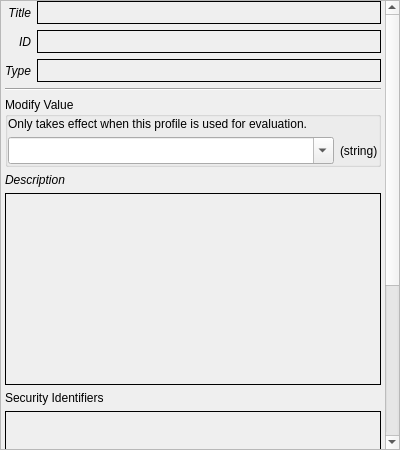
The window that src/ui/XCCDFItemPropertiesDockWidget.ui (eurolinux-enterprise-linux-sources/scap-workbench) describes before a commit, drawn with Qt 5.
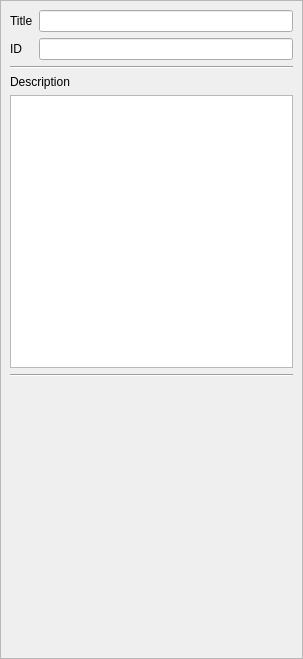
The same window after the commit.

```diff
--- a/src/ui/XCCDFItemPropertiesDockWidget.ui
+++ b/src/ui/XCCDFItemPropertiesDockWidget.ui
@@ -6,16 +6,10 @@
    <rect>
     <x>0</x>
     <y>0</y>
-    <width>400</width>
-    <height>450</height>
+    <width>303</width>
+    <height>659</height>
    </rect>
   </property>
-  <property name="minimumSize">
-   <size>
-    <width>400</width>
-    <height>104</height>
-   </size>
-  </property>
   <property name="windowTitle">
    <string>Selected Item Properties</string>
   </property>
@@ -33,326 +27,87 @@
        <property name="geometry">
         <rect>
          <x>0</x>
-         <y>-281</y>
-         <width>381</width>
-         <height>704</height>
+         <y>0</y>
+         <width>291</width>
+         <height>628</height>
         </rect>
        </property>
        <layout class="QGridLayout" name="gridLayout_2">
-        <property name="leftMargin">
-         <number>4</number>
-        </property>
-        <property name="topMargin">
-         <number>0</number>
-        </property>
-        <property name="rightMargin">
-         <number>4</number>
-        </property>
-        <property name="bottomMargin">
-         <number>0</number>
-        </property>
-        <item row="4" column="0" colspan="2">
+        <item row="2" column="0" colspan="2">
          <widget class="Line" name="line_2">
           <property name="orientation">
            <enum>Qt::Horizontal</enum>
           </property>
          </widget>
         </item>
+        <item row="1" column="0">
+         <widget class="QLabel" name="idLabel">
+          <property name="text">
+           <string>ID</string>
+          </property>
+          <property name="buddy">
+           <cstring>idLineEdit</cstring>
+          </property>
+         </widget>
+        </item>
         <item row="0" column="0">
          <widget class="QLabel" name="titleLabel">
-          <property name="font">
-           <font>
-            <italic>true</italic>
-           </font>
-          </property>
-          <property name="styleSheet">
-           <string notr="true"/>
-          </property>
           <property name="text">
            <string>Title</string>
           </property>
-          <property name="alignment">
-           <set>Qt::AlignRight|Qt::AlignTrailing|Qt::AlignVCenter</set>
-          </property>
-          <property name="margin">
-           <number>5</number>
-          </property>
           <property name="buddy">
            <cstring>titleLineEdit</cstring>
           </property>
          </widget>
         </item>
-        <item row="2" column="0">
-         <widget class="QLabel" name="label">
-          <property name="font">
-           <font>
-            <italic>true</italic>
-           </font>
-          </property>
-          <property name="styleSheet">
-           <string notr="true"/>
-          </property>
-          <property name="text">
-           <string>Type</string>
-          </property>
-          <property name="alignment">
-           <set>Qt::AlignRight|Qt::AlignTrailing|Qt::AlignVCenter</set>
-          </property>
-          <property name="margin">
-           <number>5</number>
-          </property>
-         </widget>
-        </item>
-        <item row="14" column="0" colspan="2">
-         <widget class="Line" name="line">
-          <property name="orientation">
-           <enum>Qt::Horizontal</enum>
-          </property>
-         </widget>
-        </item>
-        <item row="7" column="0" colspan="2">
-         <widget class="QTextBrowser" name="descriptionBrowser">
-          <property name="sizePolicy">
-           <sizepolicy hsizetype="Expanding" vsizetype="Expanding">
-            <horstretch>0</horstretch>
-            <verstretch>0</verstretch>
-           </sizepolicy>
-          </property>
-          <property name="styleSheet">
-           <string notr="true">QTextBrowser {border: 1px solid #000;
-background: transparent;}</string>
-          </property>
-         </widget>
-        </item>
-        <item row="8" column="0" colspan="2">
-         <widget class="QLabel" name="identsLabel">
-          <property name="text">
-           <string>Security Identifiers</string>
-          </property>
-         </widget>
-        </item>
-        <item row="1" column="1">
-         <widget class="QLineEdit" name="idLineEdit">
-          <property name="font">
-           <font>
-            <pointsize>12</pointsize>
-           </font>
-          </property>
-          <property name="styleSheet">
-           <string notr="true">border: 1px solid #000;
-background: transparent;</string>
-          </property>
-          <property name="frame">
-           <bool>true</bool>
-          </property>
-          <property name="readOnly">
-           <bool>true</bool>
-          </property>
-         </widget>
-        </item>
         <item row="0" column="1">
          <widget class="QLineEdit" name="titleLineEdit">
-          <property name="font">
-           <font>
-            <pointsize>12</pointsize>
-           </font>
-          </property>
-          <property name="styleSheet">
-           <string notr="true">border: 1px solid #000;
-background: transparent;</string>
-          </property>
-          <property name="frame">
+          <property name="readOnly">
            <bool>true</bool>
           </property>
+         </widget>
+        </item>
+        <item row="1" column="1">
+         <widget class="QLineEdit" name="idLineEdit">
           <property name="readOnly">
            <bool>true</bool>
           </property>
          </widget>
         </item>
-        <item row="10" column="0" colspan="2">
-         <widget class="QLabel" name="dependsOnValuesLabel">
-          <property name="text">
-           <string>Depends on Values</string>
+        <item row="4" column="0" colspan="2">
+         <widget class="QTextEdit" name="descriptionTextEdit">
+          <property name="readOnly">
+           <bool>true</bool>
           </property>
          </widget>
         </item>
         <item row="5" column="0" colspan="2">
-         <widget class="QGroupBox" name="valueGroupBox">
-          <property name="sizePolicy">
-           <sizepolicy hsizetype="Preferred" vsizetype="Minimum">
-            <horstretch>0</horstretch>
-            <verstretch>0</verstretch>
-           </sizepolicy>
-          </property>
-          <property name="title">
-           <string>Modify Value</string>
-          </property>
-          <property name="flat">
-           <bool>true</bool>
-          </property>
-          <property name="checkable">
-           <bool>false</bool>
-          </property>
-          <layout class="QGridLayout" name="gridLayout">
-           <property name="margin">
-            <number>0</number>
-           </property>
-           <item row="1" column="0">
-            <widget class="QComboBox" name="valueComboBox">
-             <property name="font">
-              <font>
-               <pointsize>12</pointsize>
-              </font>
-             </property>
-             <property name="editable">
-              <bool>true</bool>
-             </property>
-            </widget>
-           </item>
-           <item row="1" column="1">
-            <widget class="QLabel" name="valueTypeLabel">
-             <property name="sizePolicy">
-              <sizepolicy hsizetype="Fixed" vsizetype="Preferred">
-               <horstretch>0</horstretch>
-               <verstretch>0</verstretch>
-              </sizepolicy>
-             </property>
-             <property name="text">
-              <string>(string)</string>
-             </property>
-            </widget>
-           </item>
-           <item row="0" column="0" colspan="2">
-            <widget class="QLabel" name="label_2">
-             <property name="font">
-              <font>
-               <pointsize>9</pointsize>
-              </font>
-             </property>
-             <property name="text">
-              <string>Only takes effect when this profile is used for evaluation.</string>
-             </property>
-             <property name="wordWrap">
-              <bool>true</bool>
-             </property>
-            </widget>
-           </item>
-          </layout>
-         </widget>
-        </item>
-        <item row="1" column="0">
-         <widget class="QLabel" name="idLabel">
-          <property name="font">
-           <font>
-            <italic>true</italic>
-           </font>
-          </property>
-          <property name="styleSheet">
-           <string notr="true"/>
-          </property>
-          <property name="text">
-           <string>ID</string>
-          </property>
-          <property name="alignment">
-           <set>Qt::AlignRight|Qt::AlignTrailing|Qt::AlignVCenter</set>
-          </property>
-          <property name="margin">
-           <number>5</number>
-          </property>
-          <property name="buddy">
-           <cstring>idLineEdit</cstring>
-          </property>
-         </widget>
-        </item>
-        <item row="2" column="1">
-         <widget class="QLineEdit" name="typeLineEdit">
-          <property name="font">
-           <font>
-            <pointsize>12</pointsize>
-           </font>
-          </property>
-          <property name="styleSheet">
-           <string notr="true">border: 1px solid #000;
-background: transparent;</string>
-          </property>
-          <property name="readOnly">
-           <bool>true</bool>
-          </property>
-         </widget>
-        </item>
-        <item row="9" column="0" colspan="2">
-         <widget class="QTextBrowser" name="identsBrowser">
-          <property name="sizePolicy">
-           <sizepolicy hsizetype="Expanding" vsizetype="Expanding">
-            <horstretch>0</horstretch>
-            <verstretch>0</verstretch>
-           </sizepolicy>
-          </property>
-          <property name="maximumSize">
-           <size>
-            <width>16777215</width>
-            <height>75</height>
-           </size>
-          </property>
-          <property name="baseSize">
-           <size>
-            <width>0</width>
-            <height>0</height>
-           </size>
-          </property>
-          <property name="styleSheet">
-           <string notr="true">QTextBrowser {border: 1px solid #000;
-background: transparent;}</string>
+         <widget class="Line" name="line">
+          <property name="orientation">
+           <enum>Qt::Horizontal</enum>
           </property>
          </widget>
         </item>
         <item row="6" column="0" colspan="2">
+         <spacer name="verticalSpacer">
+          <property name="orientation">
+           <enum>Qt::Vertical</enum>
+          </property>
+          <property name="sizeHint" stdset="0">
+           <size>
+            <width>20</width>
+            <height>40</height>
+           </size>
+          </property>
+         </spacer>
+        </item>
+        <item row="3" column="0" colspan="2">
          <widget class="QLabel" name="descriptionLabel">
-          <property name="font">
-           <font>
-            <italic>true</italic>
-           </font>
-          </property>
           <property name="text">
            <string>Description</string>
           </property>
          </widget>
         </item>
-        <item row="11" column="0" colspan="2">
-         <widget class="QTextBrowser" name="dependsOnValuesBrowser">
-          <property name="maximumSize">
-           <size>
-            <width>16777215</width>
-            <height>75</height>
-           </size>
-          </property>
-          <property name="styleSheet">
-           <string notr="true">QTextBrowser {border: 1px solid #000;
-background: transparent;}</string>
-          </property>
-         </widget>
-        </item>
-        <item row="13" column="0" colspan="2">
-         <widget class="QTextBrowser" name="affectsRulesBrowser">
-          <property name="maximumSize">
-           <size>
-            <width>16777215</width>
-            <height>75</height>
-           </size>
-          </property>
-          <property name="styleSheet">
-           <string notr="true">QTextBrowser {border: 1px solid #000;
-background: transparent;}</string>
-          </property>
-         </widget>
-        </item>
-        <item row="12" column="0" colspan="2">
-         <widget class="QLabel" name="affectsRulesLabel">
-          <property name="text">
-           <string>Affects Rules</string>
-          </property>
-         </widget>
-        </item>
        </layout>
       </widget>
      </widget>
```
